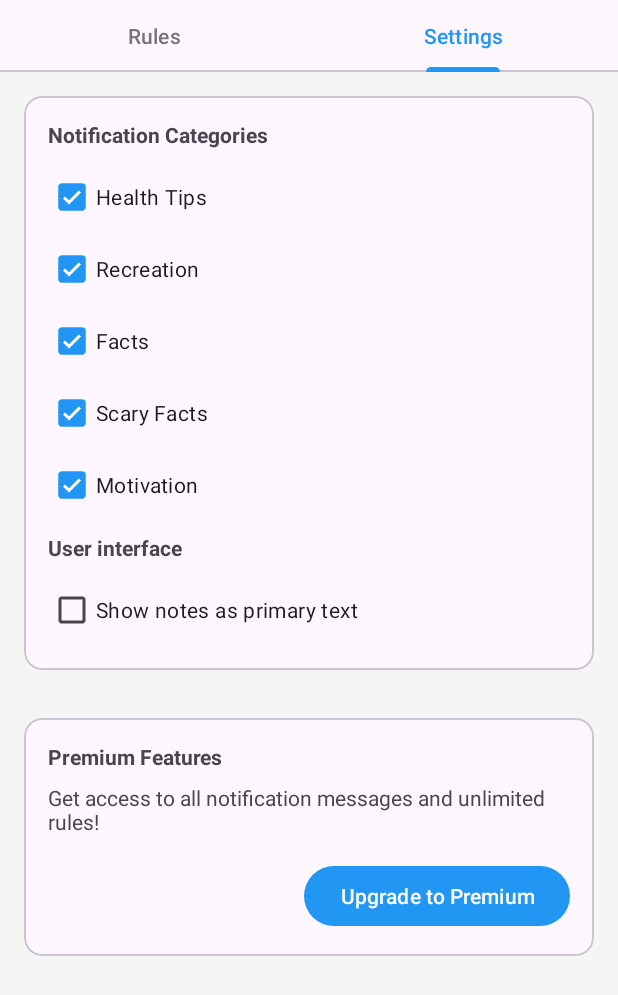
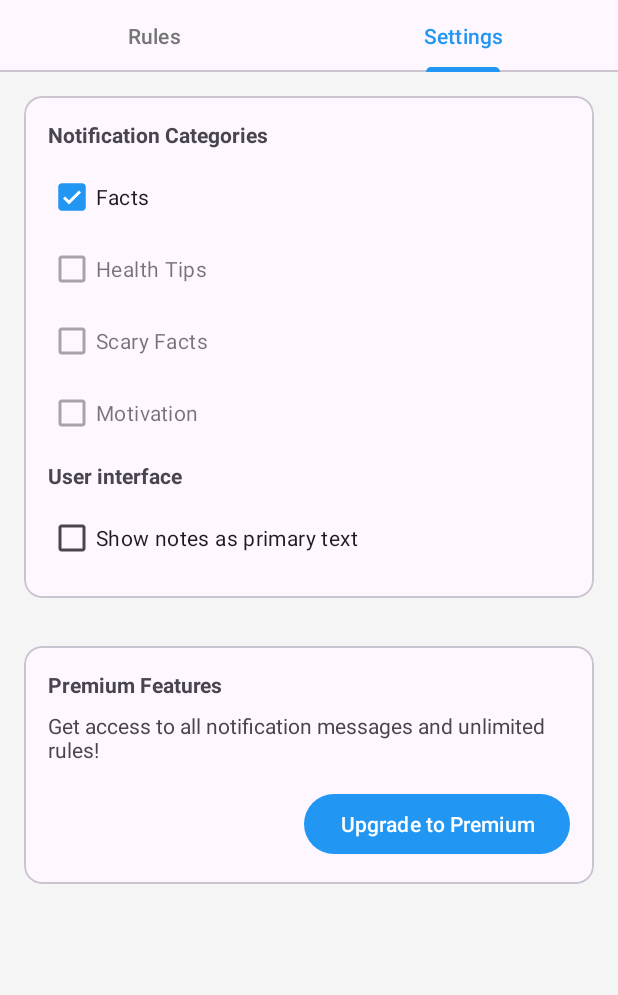
Before and after one commit to marcoperic/DiabetesNotificaionsAndroid, an Android app: the screen it shows after launch (MainActivity), tab 2 chosen, on a phone screen of 412 x 824 dp. Shown: the top 995 px of the screen. Run offline under Robolectric (Android 15) with nearby library versions, the phone set to English and light mode, and no system bars; libraries missing offline, so code that uses them is left out: com.android.billingclient; 2 statements that could not run were skipped.

Commit message:
checkbox behavior

```diff
--- a/app/src/main/java/com/mperic/diabetesnotificaions/model/NotificationMessage.java
+++ b/app/src/main/java/com/mperic/diabetesnotificaions/model/NotificationMessage.java
@@ -2,9 +2,8 @@ package com.mperic.diabetesnotificaions.model;
 
 public class NotificationMessage {
     public enum Category {
+        FACT,
         HEALTH,
-        RECREATION,
-        FACT,
         SCARY,
         MOTIVATION
     }
--- a/app/src/main/java/com/mperic/diabetesnotificaions/ui/RulesFragment.java
+++ b/app/src/main/java/com/mperic/diabetesnotificaions/ui/RulesFragment.java
@@ -155,24 +155,26 @@ public class RulesFragment extends Fragment {
 
         // Category checkboxes
         CheckBox categoryHealth = dialogView.findViewById(R.id.categoryHealth);
-        CheckBox categoryRecreation = dialogView.findViewById(R.id.categoryRecreation);
         CheckBox categoryFact = dialogView.findViewById(R.id.categoryFact);
         CheckBox categoryScary = dialogView.findViewById(R.id.categoryScary);
         CheckBox categoryMotivation = dialogView.findViewById(R.id.categoryMotivation);
 
         // Set initial states based on settings
+        boolean isPremium = preferenceManager.isPremium();
+
+        // For non-premium users, only FACT is available
+        categoryFact.setEnabled(true);
+        categoryFact.setChecked(preferenceManager.isCategoryEnabled(NotificationMessage.Category.FACT));
+
+        // Other categories depend on premium status
+        categoryHealth.setEnabled(isPremium);
         categoryHealth.setChecked(preferenceManager.isCategoryEnabled(NotificationMessage.Category.HEALTH));
-        categoryRecreation.setChecked(preferenceManager.isCategoryEnabled(NotificationMessage.Category.RECREATION));
-        categoryFact.setChecked(preferenceManager.isCategoryEnabled(NotificationMessage.Category.FACT));
+
+        categoryScary.setEnabled(isPremium);
         categoryScary.setChecked(preferenceManager.isCategoryEnabled(NotificationMessage.Category.SCARY));
+
+        categoryMotivation.setEnabled(isPremium);
         categoryMotivation.setChecked(preferenceManager.isCategoryEnabled(NotificationMessage.Category.MOTIVATION));
-
-        // Enable premium features if user is premium
-        boolean isPremium = preferenceManager.isPremium();
-        categoryHealth.setEnabled(isPremium);
-        categoryRecreation.setEnabled(isPremium);
-        categoryScary.setEnabled(isPremium);
-        categoryMotivation.setEnabled(isPremium);
 
         categoriesHeader.setOnClickListener(v -> {
             boolean isExpanded = categoriesContent.getVisibility() == View.VISIBLE;
@@ -269,7 +271,6 @@ public class RulesFragment extends Fragment {
 
                 Set<NotificationMessage.Category> selectedCategories = new HashSet<>();
                 if (categoryHealth.isChecked()) selectedCategories.add(NotificationMessage.Category.HEALTH);
-                if (categoryRecreation.isChecked()) selectedCategories.add(NotificationMessage.Category.RECREATION);
                 if (categoryFact.isChecked()) selectedCategories.add(NotificationMessage.Category.FACT);
                 if (categoryScary.isChecked()) selectedCategories.add(NotificationMessage.Category.SCARY);
                 if (categoryMotivation.isChecked()) selectedCategories.add(NotificationMessage.Category.MOTIVATION);
--- a/app/src/main/java/com/mperic/diabetesnotificaions/ui/SettingsFragment.java
+++ b/app/src/main/java/com/mperic/diabetesnotificaions/ui/SettingsFragment.java
@@ -47,10 +47,18 @@ public class SettingsFragment extends Fragment {
     }
 
     private void initializeViews(View view) {
+        categoryFact = view.findViewById(R.id.categoryFact);
         categoryHealth = view.findViewById(R.id.categoryHealth);
-        categoryRecreation = view.findViewById(R.id.categoryRecreation);
-        categoryFact = view.findViewById(R.id.categoryFact);
         categoryScary = view.findViewById(R.id.categoryScary);
+        categoryMotivation = view.findViewById(R.id.categoryMotivation);
+
+        // Set initial states
+        categoryFact.setChecked(true);
+        categoryFact.setEnabled(true);
+
+        categoryHealth.setEnabled(false);
+        categoryScary.setEnabled(false);
+        categoryMotivation.setEnabled(false);
 
         notificationSound = view.findViewById(R.id.notificationSound);
         notificationVibrate = view.findViewById(R.id.notificationVibrate);
@@ -59,8 +67,6 @@ public class SettingsFragment extends Fragment {
         swapNoteTime = view.findViewById(R.id.swapNoteTime);
 
         swapNoteTime.setChecked(preferenceManager.isNoteTimeSwapped());
-
-        categoryMotivation = view.findViewById(R.id.categoryMotivation);
     }
 
     private void setupListeners() {
@@ -71,7 +77,6 @@ public class SettingsFragment extends Fragment {
 
         // Category checkboxes
         setupCategoryCheckbox(categoryHealth, NotificationMessage.Category.HEALTH);
-        setupCategoryCheckbox(categoryRecreation, NotificationMessage.Category.RECREATION);
         setupCategoryCheckbox(categoryFact, NotificationMessage.Category.FACT);
         setupCategoryCheckbox(categoryScary, NotificationMessage.Category.SCARY);
         setupCategoryCheckbox(categoryMotivation, NotificationMessage.Category.MOTIVATION);
@@ -101,7 +106,16 @@ public class SettingsFragment extends Fragment {
     }
 
     private void setupCategoryCheckbox(CheckBox checkbox, NotificationMessage.Category category) {
-        checkbox.setChecked(preferenceManager.isCategoryEnabled(category));
+        if (category == NotificationMessage.Category.FACT) {
+            // Fact category is always enabled and checked by default
+            checkbox.setChecked(true);
+            checkbox.setEnabled(true);
+        } else {
+            // Other categories depend on premium status and preferences
+            checkbox.setChecked(preferenceManager.isCategoryEnabled(category));
+            checkbox.setEnabled(preferenceManager.isPremium());
+        }
+
         checkbox.setOnCheckedChangeListener((buttonView, isChecked) -> {
             preferenceManager.setCategoryEnabled(category, isChecked);
         });
@@ -113,7 +127,6 @@ public class SettingsFragment extends Fragment {
 
         // Enable premium features
         categoryHealth.setEnabled(isPremium);
-        categoryRecreation.setEnabled(isPremium);
         categoryScary.setEnabled(isPremium);
         categoryMotivation.setEnabled(isPremium);
     }
--- a/app/src/main/java/com/mperic/diabetesnotificaions/util/PreferenceManager.java
+++ b/app/src/main/java/com/mperic/diabetesnotificaions/util/PreferenceManager.java
@@ -9,11 +9,11 @@ import java.util.List;
 public class PreferenceManager {
     private static final String PREF_NAME = "DiabetesNotificationPrefs";
     private static final String KEY_PREMIUM = "is_premium";
+    private static final String KEY_CATEGORY_FACT = "category_fact";
     private static final String KEY_CATEGORY_HEALTH = "category_health";
-    private static final String KEY_CATEGORY_RECREATION = "category_recreation";
-    private static final String KEY_CATEGORY_FACT = "category_fact";
     private static final String KEY_CATEGORY_SCARY = "category_scary";
     private static final String KEY_CATEGORY_MOTIVATION = "category_motivation";
+    private static final String KEY_CATEGORY_RECREATION = "category_recreation";
     private static final String KEY_NOTIFICATION_SOUND = "notification_sound";
     private static final String KEY_NOTIFICATION_VIBRATE = "notification_vibrate";
     private static final String KEY_NOTIFICATION_BANNER = "notification_banner";
@@ -34,8 +34,15 @@ public class PreferenceManager {
     }
 
     public boolean isCategoryEnabled(NotificationMessage.Category category) {
-        String key = getCategoryKey(category);
-        return prefs.getBoolean(key, true);
+        if (!isPremium()) {
+            // For non-premium users, only FACT category can be enabled/disabled
+            if (category == NotificationMessage.Category.FACT) {
+                return prefs.getBoolean(getCategoryKey(category), true);
+            }
+            return false;
+        }
+        // For premium users, all categories can be enabled/disabled
+        return prefs.getBoolean(getCategoryKey(category), category == NotificationMessage.Category.FACT);
     }
 
     public void setCategoryEnabled(NotificationMessage.Category category, boolean enabled) {
@@ -77,9 +84,8 @@ public class PreferenceManager {
 
     private String getCategoryKey(NotificationMessage.Category category) {
         switch (category) {
+            case FACT: return KEY_CATEGORY_FACT;
             case HEALTH: return KEY_CATEGORY_HEALTH;
-            case RECREATION: return KEY_CATEGORY_RECREATION;
-            case FACT: return KEY_CATEGORY_FACT;
             case SCARY: return KEY_CATEGORY_SCARY;
             case MOTIVATION: return KEY_CATEGORY_MOTIVATION;
             default: throw new IllegalArgumentException("Unknown category");
--- a/app/src/main/res/layout/dialog_add_rule.xml
+++ b/app/src/main/res/layout/dialog_add_rule.xml
@@ -140,25 +140,18 @@
                 android:visibility="gone">
 
                 <CheckBox
+                    android:id="@+id/categoryFact"
+                    android:layout_width="match_parent"
+                    android:layout_height="wrap_content"
+                    android:text="@string/category_fact"
+                    android:checked="true"/>
+
+                <CheckBox
                     android:id="@+id/categoryHealth"
                     android:layout_width="match_parent"
                     android:layout_height="wrap_content"
                     android:text="@string/category_health"
                     android:enabled="false"/>
-
-                <CheckBox
-                    android:id="@+id/categoryRecreation"
-                    android:layout_width="match_parent"
-                    android:layout_height="wrap_content"
-                    android:text="@string/category_recreation"
-                    android:enabled="false"/>
-
-                <CheckBox
-                    android:id="@+id/categoryFact"
-                    android:layout_width="match_parent"
-                    android:layout_height="wrap_content"
-                    android:text="@string/category_fact"
-                    android:checked="true"/>
 
                 <CheckBox
                     android:id="@+id/categoryScary"
--- a/app/src/main/res/layout/fragment_settings.xml
+++ b/app/src/main/res/layout/fragment_settings.xml
@@ -25,34 +25,33 @@
                 android:layout_marginBottom="8dp"/>
 
             <CheckBox
+                android:id="@+id/categoryFact"
+                android:layout_width="match_parent"
+                android:layout_height="wrap_content"
+                android:text="@string/category_fact"
+                android:checked="true"
+                android:enabled="true"/>
+
+            <CheckBox
                 android:id="@+id/categoryHealth"
                 android:layout_width="match_parent"
                 android:layout_height="wrap_content"
-                android:text="@string/category_health"/>
-
-            <CheckBox
-                android:id="@+id/categoryRecreation"
-                android:layout_width="match_parent"
-                android:layout_height="wrap_content"
-                android:text="@string/category_recreation"/>
-
-            <CheckBox
-                android:id="@+id/categoryFact"
-                android:layout_width="match_parent"
-                android:layout_height="wrap_content"
-                android:text="@string/category_fact"/>
+                android:text="@string/category_health"
+                android:enabled="false"/>
 
             <CheckBox
                 android:id="@+id/categoryScary"
                 android:layout_width="match_parent"
                 android:layout_height="wrap_content"
-                android:text="@string/category_scary"/>
+                android:text="@string/category_scary"
+                android:enabled="false"/>
 
             <CheckBox
                 android:id="@+id/categoryMotivation"
                 android:layout_width="match_parent"
                 android:layout_height="wrap_content"
-                android:text="@string/category_motivation"/>
+                android:text="@string/category_motivation"
+                android:enabled="false"/>
 
             <TextView
                 android:layout_width="wrap_content"
--- a/app/src/main/res/values/strings.xml
+++ b/app/src/main/res/values/strings.xml
@@ -5,9 +5,8 @@
     <string name="add_rule">Add Rule</string>
     <string name="notification_categories">Notification Categories</string>
     <string name="ui_settings">User interface</string>">
+    <string name="category_fact">Facts</string>
     <string name="category_health">Health Tips</string>
-    <string name="category_recreation">Recreation</string>
-    <string name="category_fact">Facts</string>
     <string name="category_scary">Scary Facts</string>
     <string name="category_motivation">Motivation</string>
     <string name="notification_settings">Notification Settings</string>
```
